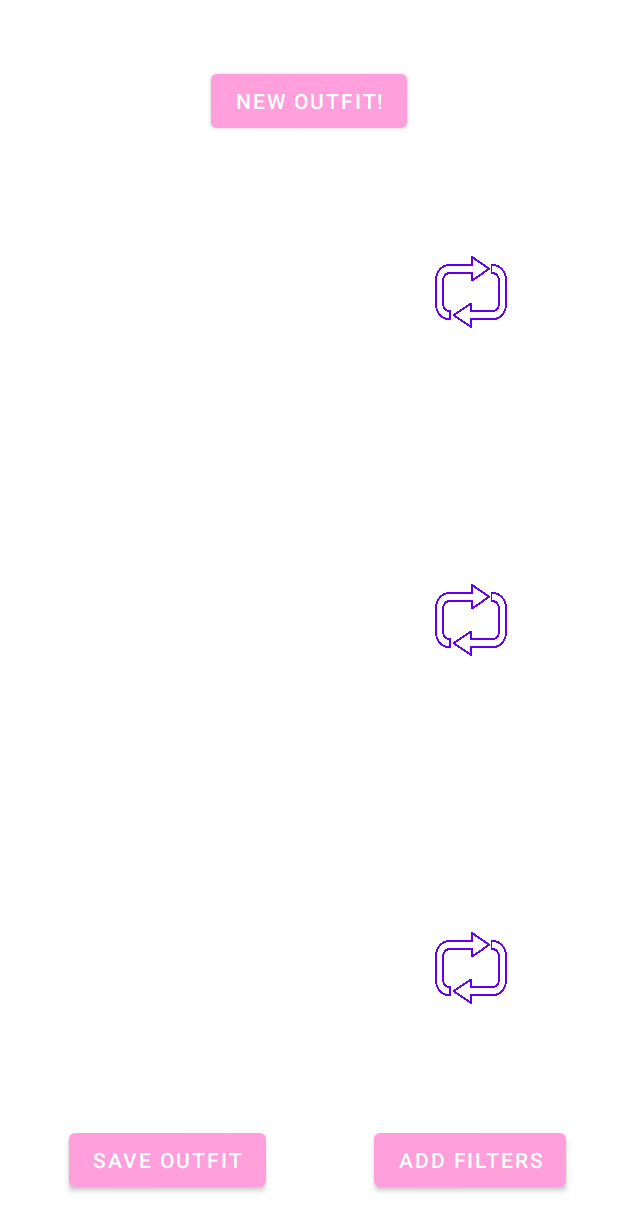
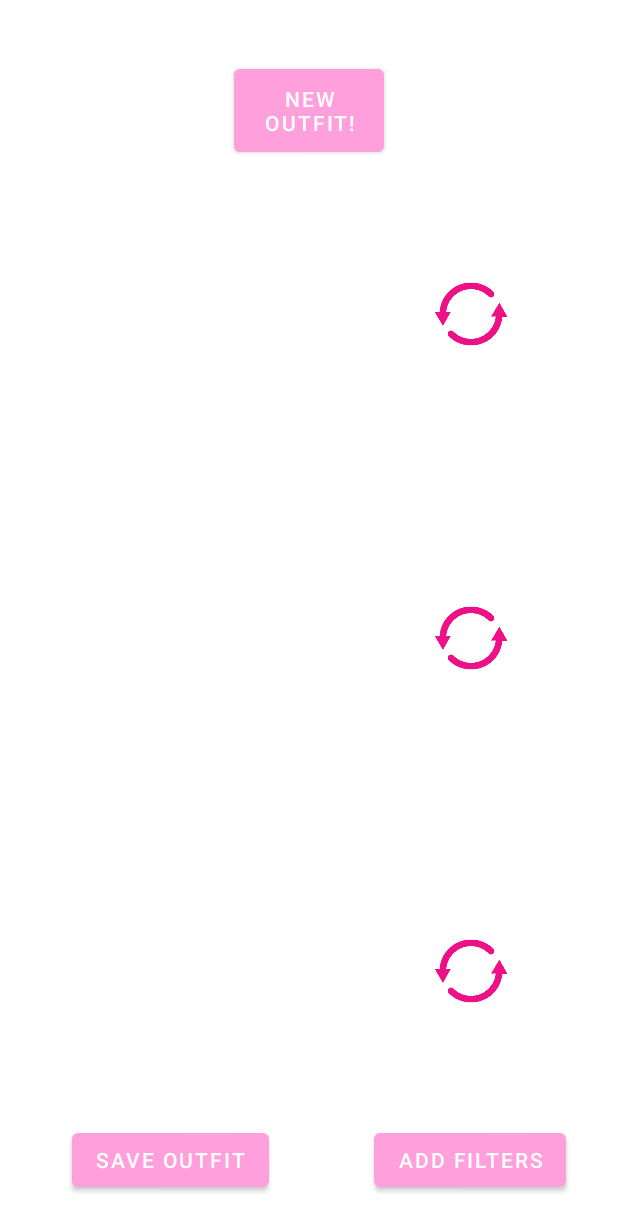
Before and after one commit to mnoeel/styleshuffleapp, an Android app: the layout fragment_shuffle.xml on its own in the app's theme, with its tools: preview values and no code run, on a phone screen of 412 x 824 dp. Shown: the top 1231 px of the screen. Run offline under Robolectric (Android 15) with nearby library versions, the phone set to English and light mode, and no system bars; Roboto replaces fonts that are not available here.

Commit message:
filter toggle button

```diff
--- a/app/src/main/java/com/example/styleshuffle/ui/home/ClosetFragment.java
+++ b/app/src/main/java/com/example/styleshuffle/ui/home/ClosetFragment.java
@@ -7,6 +7,7 @@ import android.view.LayoutInflater;
 import android.view.View;
 import android.view.ViewGroup;
 import android.widget.Button;
+import android.widget.ImageButton;
 import android.widget.ImageView;
 
 import androidx.fragment.app.Fragment;
@@ -41,7 +42,8 @@ public class ClosetFragment extends Fragment {
     private List<TopItem> topItems;
     private List<ShoeItem> shoeItems;
 
-    Button startOutfitsActivityBtn, buttonBottoms, buttonTops, buttonShoes, closetButton;
+    Button startOutfitsActivityBtn, closetButton;
+    ImageButton buttonBottoms, buttonTops, buttonShoes;
     ImageView questionbtn;
     ImageView closetDoor;
 
--- a/app/src/main/res/layout/fragment_shuffle.xml
+++ b/app/src/main/res/layout/fragment_shuffle.xml
@@ -16,20 +16,20 @@
         app:layout_constraintHorizontal_bias="0.986"
         app:layout_constraintStart_toStartOf="parent"
         app:layout_constraintTop_toTopOf="parent"
-        app:layout_constraintVertical_bias="0.167">
+        app:layout_constraintVertical_bias="0.19">
 
 
         <com.google.android.material.textfield.TextInputLayout
             android:id="@+id/topColor"
             style="@style/Widget.MaterialComponents.TextInputLayout.OutlinedBox.ExposedDropdownMenu"
+            android:visibility="gone"
             android:layout_width="0dp"
             android:layout_height="wrap_content"
-            android:hint="@string/selectC"
-            android:visibility="gone"
-            app:layout_constraintBottom_toTopOf="@+id/shuffleShirtsButton"
+            android:hint="All Colors"
             app:layout_constraintEnd_toEndOf="parent"
+            app:layout_constraintHorizontal_bias="0.0"
             app:layout_constraintStart_toStartOf="parent"
-            app:layout_constraintTop_toTopOf="@id/constraintTops">
+            app:layout_constraintTop_toTopOf="parent">
 
 
             <MultiAutoCompleteTextView
@@ -38,9 +38,10 @@
                 android:layout_height="wrap_content"
                 android:focusable="false"
                 android:focusableInTouchMode="false"
-                android:hint="@string/selectC"
+                android:hint="All Colors"
                 android:inputType="none"
                 app:layout_constraintBottom_toTopOf="@+id/topSeasonTV"
+                app:layout_constraintTop_toTopOf="parent"
                 tools:ignore="SpeakableTextPresentCheck" />
 
 
@@ -49,15 +50,16 @@
 
         <com.google.android.material.textfield.TextInputLayout
             android:id="@+id/topSeason"
+            android:visibility="gone"
             style="@style/Widget.MaterialComponents.TextInputLayout.OutlinedBox.ExposedDropdownMenu"
             android:layout_width="0dp"
             android:layout_height="wrap_content"
-            android:hint="@string/selectS"
-            android:visibility="gone"
+            android:hint="All Seasons"
             app:layout_constraintBottom_toBottomOf="parent"
             app:layout_constraintEnd_toEndOf="parent"
+            app:layout_constraintHorizontal_bias="0.0"
             app:layout_constraintStart_toStartOf="parent"
-            app:layout_constraintTop_toBottomOf="@+id/shuffleShirtsButton">
+            app:layout_constraintTop_toTopOf="parent">
 
 
             <MultiAutoCompleteTextView
@@ -66,28 +68,25 @@
                 android:layout_height="wrap_content"
                 android:focusable="false"
                 android:focusableInTouchMode="false"
-                android:hint="@string/selectS"
+                android:hint="All Seasons"
                 android:inputType="none"
                 app:layout_constraintBottom_toBottomOf="parent"
-                app:layout_constraintTop_toBottomOf="@+id/shuffleShirtsButton"
                 tools:ignore="SpeakableTextPresentCheck" />
+
         </com.google.android.material.textfield.TextInputLayout>
 
         <ImageButton
-            android:id="@+id/shuffleShirtsButton"
+            android:id="@+id/shuffleShirtsBtn"
             android:layout_width="48dp"
             android:layout_height="48dp"
-            android:background="@drawable/shuffle_icon_sign_symbol_design_free_png"
-            android:backgroundTint="#6200ee"
+            android:background="@drawable/shuffleicon"
+            android:backgroundTint="#ee1087"
             android:scaleType="fitCenter"
             app:layout_constraintBottom_toBottomOf="parent"
             app:layout_constraintEnd_toEndOf="parent"
             app:layout_constraintStart_toStartOf="parent"
             app:layout_constraintTop_toTopOf="parent"
-            app:layout_constraintVertical_bias="0.503"
             tools:ignore="SpeakableTextPresentCheck" />
-
-
     </androidx.constraintlayout.widget.ConstraintLayout>
 
     <androidx.constraintlayout.widget.ConstraintLayout
@@ -99,17 +98,16 @@
         app:layout_constraintHorizontal_bias="0.986"
         app:layout_constraintStart_toStartOf="parent"
         app:layout_constraintTop_toTopOf="parent"
-        app:layout_constraintVertical_bias="0.502">
+        app:layout_constraintVertical_bias="0.520">
 
 
         <com.google.android.material.textfield.TextInputLayout
             android:id="@+id/bottomColor"
+            android:visibility="gone"
             style="@style/Widget.MaterialComponents.TextInputLayout.OutlinedBox.ExposedDropdownMenu"
             android:layout_width="0dp"
             android:layout_height="wrap_content"
-            android:hint="@string/selectC"
-            android:visibility="gone"
-            app:layout_constraintBottom_toTopOf="@+id/shuffleBottomsBtn"
+            android:hint="All Colors"
             app:layout_constraintEnd_toEndOf="parent"
             app:layout_constraintHorizontal_bias="0.0"
             app:layout_constraintStart_toStartOf="parent"
@@ -123,7 +121,7 @@
                 android:layout_marginTop="84dp"
                 android:focusable="false"
                 android:focusableInTouchMode="false"
-                android:hint="@string/selectC"
+                android:hint="All Colors"
                 android:inputType="none"
                 app:layout_constraintBottom_toTopOf="@+id/bottomSeasonTV"
                 app:layout_constraintTop_toTopOf="parent"
@@ -135,25 +133,26 @@
 
         <com.google.android.material.textfield.TextInputLayout
             android:id="@+id/bottomSeason"
+            android:visibility="gone"
             style="@style/Widget.MaterialComponents.TextInputLayout.OutlinedBox.ExposedDropdownMenu"
             android:layout_width="0dp"
             android:layout_height="wrap_content"
-            android:hint="@string/selectS"
-            android:visibility="gone"
+            android:hint="All Seasons"
+            app:layout_constraintBottom_toBottomOf="parent"
             app:layout_constraintEnd_toEndOf="parent"
             app:layout_constraintHorizontal_bias="0.0"
             app:layout_constraintStart_toStartOf="parent"
-            app:layout_constraintTop_toBottomOf="@+id/shuffleBottomsBtn">
+            app:layout_constraintTop_toTopOf="parent">
 
 
             <MultiAutoCompleteTextView
                 android:id="@+id/bottomSeasonTV"
                 android:layout_width="match_parent"
-                android:layout_height="53dp"
+                android:layout_height="wrap_content"
                 android:layout_marginTop="44dp"
                 android:focusable="false"
                 android:focusableInTouchMode="false"
-                android:hint="@string/selectS"
+                android:hint="All Seasons"
                 android:inputType="none"
                 app:layout_constraintBottom_toBottomOf="parent"
                 app:layout_constraintTop_toBottomOf="@+id/bottomColorTV"
@@ -164,8 +163,8 @@
             android:id="@+id/shuffleBottomsBtn"
             android:layout_width="48dp"
             android:layout_height="48dp"
-            android:background="@drawable/shuffle_icon_sign_symbol_design_free_png"
-            android:backgroundTint="#6200ee"
+            android:background="@drawable/shuffleicon"
+            android:backgroundTint="#ee1087"
             android:scaleType="fitCenter"
             app:layout_constraintBottom_toBottomOf="parent"
             app:layout_constraintEnd_toEndOf="parent"
@@ -181,22 +180,21 @@
         android:id="@+id/constraintShoes"
         android:layout_width="190dp"
         android:layout_height="170dp"
-        app:layout_constraintBottom_toTopOf="@+id/filterButton"
+        app:layout_constraintBottom_toBottomOf="parent"
         app:layout_constraintEnd_toEndOf="parent"
         app:layout_constraintHorizontal_bias="0.986"
         app:layout_constraintStart_toStartOf="parent"
         app:layout_constraintTop_toTopOf="parent"
-        app:layout_constraintVertical_bias="0.967">
+        app:layout_constraintVertical_bias="0.859">
 
 
         <com.google.android.material.textfield.TextInputLayout
             android:id="@+id/shoeColor"
+            android:visibility="gone"
             style="@style/Widget.MaterialComponents.TextInputLayout.OutlinedBox.ExposedDropdownMenu"
             android:layout_width="0dp"
             android:layout_height="wrap_content"
-            android:hint="@string/selectC"
-            android:visibility="gone"
-            app:layout_constraintBottom_toTopOf="@+id/shuffleShoesButton"
+            android:hint="All Colors"
             app:layout_constraintEnd_toEndOf="parent"
             app:layout_constraintHorizontal_bias="0.0"
             app:layout_constraintStart_toStartOf="parent"
@@ -209,7 +207,7 @@
                 android:layout_marginTop="84dp"
                 android:focusable="false"
                 android:focusableInTouchMode="false"
-                android:hint="@string/selectC"
+                android:hint="All Colors"
                 android:inputType="none"
                 app:layout_constraintBottom_toTopOf="@+id/shoeSeasonTV"
                 app:layout_constraintTop_toTopOf="parent"
@@ -221,15 +219,16 @@
 
         <com.google.android.material.textfield.TextInputLayout
             android:id="@+id/shoeSeason"
+            android:visibility="gone"
             style="@style/Widget.MaterialComponents.TextInputLayout.OutlinedBox.ExposedDropdownMenu"
             android:layout_width="0dp"
             android:layout_height="wrap_content"
-            android:hint="@string/selectS"
-            android:visibility="gone"
+            android:hint="All Seasons"
+            app:layout_constraintBottom_toBottomOf="parent"
             app:layout_constraintEnd_toEndOf="parent"
             app:layout_constraintHorizontal_bias="0.0"
             app:layout_constraintStart_toStartOf="parent"
-            app:layout_constraintTop_toBottomOf="@+id/shuffleShoesButton">
+            app:layout_constraintTop_toTopOf="parent">
 
 
             <MultiAutoCompleteTextView
@@ -239,7 +238,7 @@
                 android:layout_marginTop="44dp"
                 android:focusable="false"
                 android:focusableInTouchMode="false"
-                android:hint="@string/selectS"
+                android:hint="All Seasons"
                 android:inputType="none"
                 app:layout_constraintBottom_toBottomOf="parent"
                 app:layout_constraintTop_toBottomOf="@+id/shoeColorTV"
@@ -251,8 +250,8 @@
             android:id="@+id/shuffleShoesButton"
             android:layout_width="48dp"
             android:layout_height="48dp"
-            android:background="@drawable/shuffle_icon_sign_symbol_design_free_png"
-            android:backgroundTint="#6200ee"
+            android:background="@drawable/shuffleicon"
+            android:backgroundTint="#ee1087"
             android:scaleType="fitCenter"
             app:layout_constraintBottom_toBottomOf="parent"
             app:layout_constraintEnd_toEndOf="parent"
@@ -301,16 +300,15 @@
 
     <Button
         android:id="@+id/shuffleOutfitButton"
-        android:layout_width="wrap_content"
-        android:layout_height="wrap_content"
+        android:layout_width="100dp"
+        android:layout_height="67dp"
         android:layout_marginTop="10dp"
         android:text="New Outfit!"
         app:layout_constraintBottom_toTopOf="@id/shirtImage"
         app:layout_constraintEnd_toEndOf="parent"
         app:layout_constraintStart_toStartOf="parent"
         app:layout_constraintTop_toTopOf="parent"
-        app:layout_constraintVertical_bias="0.484" />
-
+        app:layout_constraintVertical_bias="0.016" />
 
     <Button
         android:id="@+id/saveButton"
@@ -319,7 +317,7 @@
         android:text="Save Outfit"
         app:layout_constraintBottom_toBottomOf="parent"
         app:layout_constraintEnd_toEndOf="parent"
-        app:layout_constraintHorizontal_bias="0.164"
+        app:layout_constraintHorizontal_bias="0.171"
         app:layout_constraintStart_toStartOf="parent"
         app:layout_constraintTop_toTopOf="parent"
         app:layout_constraintVertical_bias="0.966" />
@@ -336,5 +334,18 @@
         app:layout_constraintTop_toTopOf="parent"
         app:layout_constraintVertical_bias="0.966" />
 
+    <Button
+        android:id="@+id/clearFilterBtn"
+        android:layout_width="wrap_content"
+        android:layout_height="wrap_content"
+        android:text="CLEAR"
+        android:visibility="gone"
+        app:layout_constraintBottom_toBottomOf="parent"
+        app:layout_constraintEnd_toEndOf="parent"
+        app:layout_constraintHorizontal_bias="0.839"
+        app:layout_constraintStart_toStartOf="parent"
+        app:layout_constraintTop_toTopOf="parent"
+        app:layout_constraintVertical_bias="0.035" />
+
 
 </androidx.constraintlayout.widget.ConstraintLayout>
```
Also changed, not shown: app/src/main/java/com/example/styleshuffle/ui/dashboard/ShuffleFragment.java (+71 -38 lines), app/src/main/res/layout/fragment_closet.xml (+6 -6 lines).
